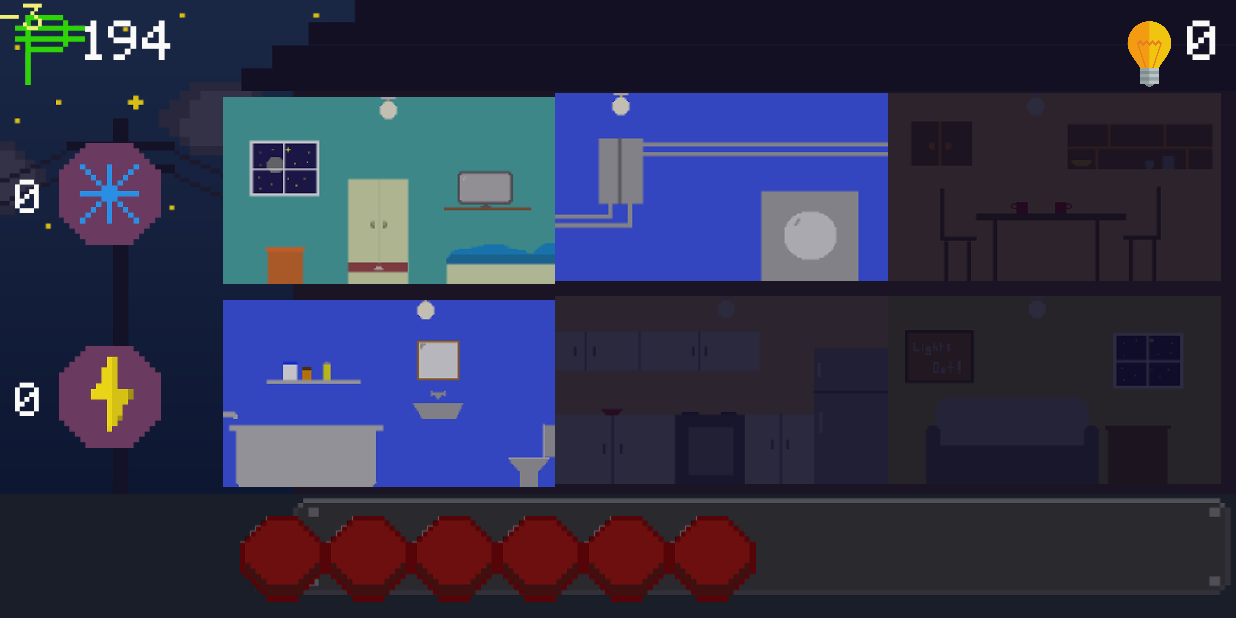
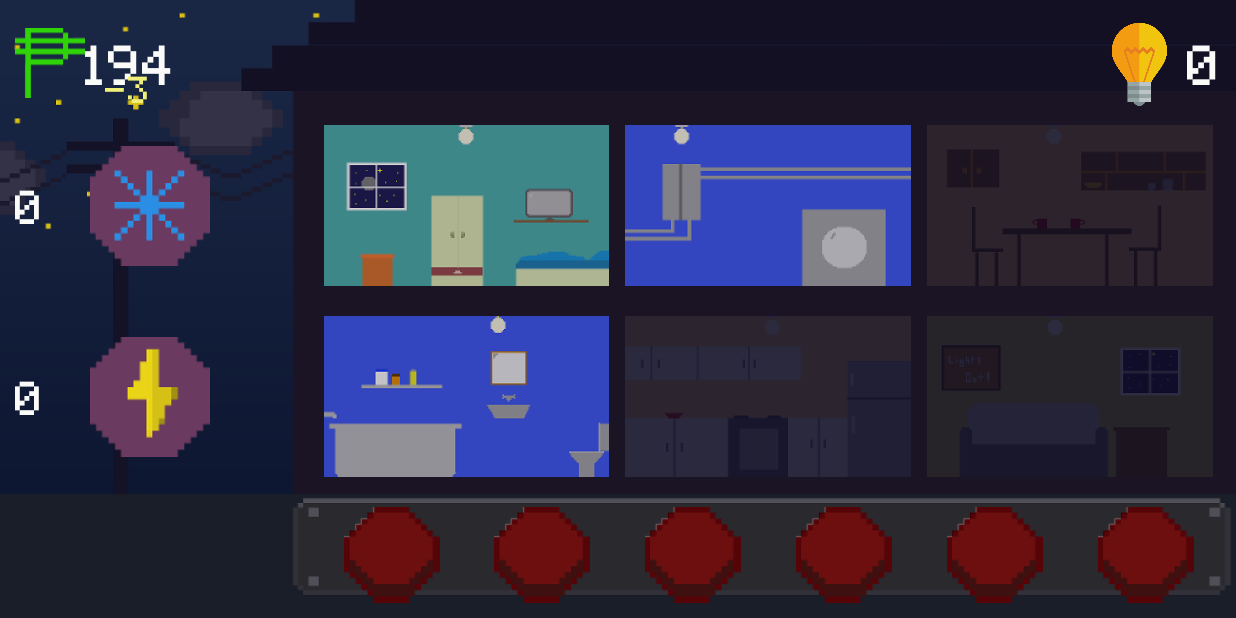
Before and after one commit to Git-Rekt-M8/LightsOutAndroid, an Android app: the InsanePlayGameActivity screen opened directly, with no data from a screen before it, on a phone screen of 824 x 412 dp (held sideways). Run offline under Robolectric (Android 15) with nearby library versions, the phone set to English and light mode, and no system bars.

Commit message:
responsive in game layouts

```diff
--- a/app/src/main/res/layout/activity_insane_play_game.xml
+++ b/app/src/main/res/layout/activity_insane_play_game.xml
@@ -11,6 +11,7 @@
     <ImageView
         android:layout_width="match_parent"
         android:layout_height="match_parent"
+        android:scaleType="fitXY"
         android:id="@+id/house_design"/>
 
     <!--<ImageView-->
@@ -30,23 +31,25 @@
 
         <LinearLayout
             android:layout_width="match_parent"
-            android:layout_height="wrap_content"
+            android:layout_height="0dp"
             android:layout_weight="1"
             android:orientation="horizontal">
 
             <LinearLayout
-                android:layout_width="wrap_content"
-                android:layout_height="wrap_content"
+                android:layout_width="0dp"
+                android:layout_height="match_parent"
                 android:layout_weight="1">
                 <ImageView
                     android:layout_width="wrap_content"
-                    android:layout_height="wrap_content"
+                    android:layout_height="match_parent"
                     android:id="@+id/iv_money_label"
                     android:src="@drawable/peso_icon"/>
 
                 <TextView
-                    android:layout_width="70dp"
+                    android:layout_width="0dp"
                     android:layout_height="match_parent"
+                    android:layout_weight="1"
+                    android:gravity="center_vertical"
                     android:text="100"
                     android:textColor="#fafaf9"
                     android:textSize="30sp"
@@ -54,19 +57,21 @@
             </LinearLayout>
 
             <LinearLayout
-                android:layout_width="wrap_content"
-                android:layout_height="wrap_content"
-                android:gravity="right"
+                android:layout_width="0dp"
+                android:layout_height="match_parent"
                 android:layout_weight="1">
                 <ImageView
-                    android:layout_width="50dip"
-                    android:layout_height="50dip"
+                    android:layout_width="0dp"
+                    android:layout_height="match_parent"
+                    android:layout_weight="1"
+                    android:scaleType="fitEnd"
                     android:id="@+id/iv_score_label"
                     android:src="@drawable/light_bulb_icon"/>
 
                 <TextView
                     android:layout_width="wrap_content"
                     android:layout_height="match_parent"
+                    android:gravity="center_vertical"
                     android:text="0"
                     android:textColor="#fafaf9"
                     android:textSize="30sp"
@@ -77,54 +82,64 @@
 
         <LinearLayout
             android:layout_width="match_parent"
-            android:layout_height="wrap_content"
-            android:layout_weight="20"
+            android:layout_height="0dp"
+            android:layout_weight="4"
             android:orientation="horizontal">
 
             <LinearLayout
-                android:layout_width="wrap_content"
+                android:layout_width="0dp"
                 android:layout_height="match_parent"
                 android:orientation="vertical"
-                android:layout_weight="8">
+                android:layout_weight="2">
                 <!--POWERUPS-->
                 <LinearLayout
                     android:layout_width="match_parent"
-                    android:layout_height="wrap_content"
-                    android:layout_weight="8"
+                    android:layout_height="0dp"
+                    android:layout_weight="1"
+                    android:weightSum="5"
                     android:gravity="center_vertical">
                     <TextView
-                        android:layout_width="wrap_content"
-                        android:layout_height="wrap_content"
+                        android:layout_width="0dp"
+                        android:layout_height="match_parent"
+                        android:layout_weight="1"
+                        android:gravity="center_vertical"
                         android:text="20"
                         android:textColor="#fafaf9"
                         android:textSize="25sp"
                         android:id="@+id/tv_freeze_count" />
 
                     <ImageView
-                        android:layout_width="wrap_content"
-                        android:layout_height="wrap_content"
-                        android:layout_margin="10dp"
+                        android:layout_width="0dp"
+                        android:layout_height="match_parent"
+                        android:layout_weight="2.5"
+                        android:gravity="center_vertical"
+                        android:padding="10dp"
                         android:id="@+id/iv_freeze_time"
                         android:src="@drawable/freeze_game_btn"/>
                 </LinearLayout>
 
                 <LinearLayout
                     android:layout_width="match_parent"
-                    android:layout_height="wrap_content"
-                    android:layout_weight="8"
+                    android:layout_height="0dp"
+                    android:layout_weight="1"
+                    android:weightSum="5"
                     android:gravity="center_vertical">
                     <TextView
-                        android:layout_width="wrap_content"
-                        android:layout_height="wrap_content"
+                        android:layout_width="0dp"
+                        android:layout_height="match_parent"
+                        android:layout_weight="1"
+                        android:gravity="center_vertical"
                         android:text="20"
                         android:textColor="#fafaf9"
                         android:textSize="25sp"
                         android:id="@+id/tv_brown_out_count" />
 
                     <ImageView
-                        android:layout_width="wrap_content"
-                        android:layout_height="wrap_content"
-                        android:layout_margin="10dp"
+                        android:layout_width="0dp"
+                        android:layout_height="match_parent"
+                        android:layout_weight="2.5"
+                        android:gravity="center_vertical"
+                        android:padding="10dp"
                         android:id="@+id/iv_brown_out"
                         android:src="@drawable/brownout_game_btn" />
                 </LinearLayout>
@@ -132,65 +147,70 @@
             </LinearLayout>
 
             <LinearLayout
-                android:layout_width="wrap_content"
+                android:layout_width="0dp"
                 android:layout_height="match_parent"
-                android:paddingBottom="5dp"
                 android:orientation="vertical"
-                android:layout_weight="20">
+                android:layout_weight="6">
+                <!--android:paddingBottom="5dp"-->
                 <!--ROOMS-->
                 <LinearLayout
                     android:layout_width="match_parent"
-                    android:layout_height="wrap_content"
+                    android:layout_height="0dp"
                     android:layout_weight="1">
                     <ImageView
-                        android:layout_width="wrap_content"
+                        android:layout_width="0dp"
                         android:layout_height="match_parent"
                         android:layout_weight="1"
+                        android:layout_margin="5dp"
                         android:id="@+id/easy_room1"
                         android:src="@drawable/roomplaceholder4" />
 
                     <ImageView
-                        android:layout_width="wrap_content"
+                        android:layout_width="0dp"
                         android:layout_height="match_parent"
                         android:layout_weight="1"
-                        android:scaleType="fitStart"
+                        android:layout_margin="5dp"
+                        android:scaleType="fitCenter"
                         android:id="@+id/easy_room2"
                         android:src="@drawable/roomplaceholder4" />
-
                     <ImageView
-                        android:layout_width="wrap_content"
+                        android:layout_width="0dp"
                         android:layout_height="match_parent"
                         android:layout_weight="1"
-                        android:scaleType="fitStart"
+                        android:layout_margin="5dp"
+                        android:scaleType="fitCenter"
                         android:id="@+id/easy_room3"
                         android:src="@drawable/roomplaceholder4" />
                 </LinearLayout>
 
                 <LinearLayout
                     android:layout_width="match_parent"
-                    android:layout_height="wrap_content"
-                    android:paddingTop="5dp"
+                    android:layout_height="0dp"
                     android:layout_weight="1">
+                    <!--android:paddingTop="5dp"-->
                     <ImageView
-                        android:layout_width="wrap_content"
+                        android:layout_width="0dp"
                         android:layout_height="match_parent"
                         android:layout_weight="1"
+                        android:layout_margin="5dp"
                         android:id="@+id/easy_room4"
                         android:src="@drawable/roomplaceholder4" />
 
                     <ImageView
-                        android:layout_width="wrap_content"
+                        android:layout_width="0dp"
                         android:layout_height="match_parent"
                         android:layout_weight="1"
-                        android:scaleType="fitStart"
+                        android:layout_margin="5dp"
+                        android:scaleType="fitCenter"
                         android:id="@+id/easy_room5"
                         android:src="@drawable/roomplaceholder4" />
 
                     <ImageView
-                        android:layout_width="wrap_content"
+                        android:layout_width="0dp"
                         android:layout_height="match_parent"
                         android:layout_weight="1"
-                        android:scaleType="fitStart"
+                        android:layout_margin="5dp"
+                        android:scaleType="fitCenter"
                         android:id="@+id/easy_room6"
                         android:src="@drawable/roomplaceholder4" />
 
@@ -201,40 +221,47 @@
 
         <LinearLayout
             android:layout_width="match_parent"
-            android:layout_height="wrap_content"
+            android:layout_height="0dp"
             android:layout_weight="1"
+            android:gravity="right"
+            android:weightSum="8"
             android:layout_marginTop="10dp"
-            android:layout_marginLeft="150dp"
             android:orientation="horizontal">
             <!-- BUTTONS -->
             <ImageView
-                android:layout_width="wrap_content"
+                android:layout_width="0dp"
                 android:layout_height="match_parent"
+                android:layout_weight="1"
                 android:id="@+id/easy_button1"
                 android:src="@drawable/switchoff" />
             <ImageView
-                android:layout_width="wrap_content"
+                android:layout_width="0dp"
                 android:layout_height="match_parent"
+                android:layout_weight="1"
                 android:id="@+id/easy_button2"
                 android:src="@drawable/switchoff" />
             <ImageView
-                android:layout_width="wrap_content"
+                android:layout_width="0dp"
                 android:layout_height="match_parent"
+                android:layout_weight="1"
                 android:id="@+id/easy_button3"
                 android:src="@drawable/switchoff" />
             <ImageView
-                android:layout_width="wrap_content"
+                android:layout_width="0dp"
                 android:layout_height="match_parent"
+                android:layout_weight="1"
                 android:id="@+id/easy_button4"
                 android:src="@drawable/switchoff" />
             <ImageView
-                android:layout_width="wrap_content"
+                android:layout_width="0dp"
                 android:layout_height="match_parent"
+                android:layout_weight="1"
                 android:id="@+id/easy_button5"
                 android:src="@drawable/switchoff" />
             <ImageView
-                android:layout_width="wrap_content"
+                android:layout_width="0dp"
                 android:layout_height="match_parent"
+                android:layout_weight="1"
                 android:id="@+id/easy_button6"
                 android:src="@drawable/switchoff" />
             <!-- BUTTONS -->
@@ -255,13 +282,22 @@
 
 
     <!--OVERLAYS-->
+    <LinearLayout
+        android:layout_width="match_parent"
+        android:layout_height="match_parent"
+        android:orientation="vertical"
+        android:weightSum="8">
         <TextView
             android:layout_width="wrap_content"
             android:layout_height="wrap_content"
+            android:layout_weight="1"
+            android:paddingLeft="70dp"
+            android:gravity="bottom"
             android:text="-1"
             android:textColor="#f0f079"
             android:textSize="20sp"
             android:id="@+id/tv_deduction" />
+    </LinearLayout>
 
     <ImageView
     android:layout_width="match_parent"
@@ -272,11 +308,11 @@
 
 
 
-    <!--<ImageView-->
-    <!--android:layout_width="match_parent"-->
-    <!--android:layout_height="match_parent"-->
-    <!--android:scaleType="fitCenter"-->
-    <!--android:id="@+id/streak_view"/>-->
+    <ImageView
+    android:layout_width="match_parent"
+    android:layout_height="match_parent"
+    android:scaleType="fitCenter"
+    android:id="@+id/streak_view"/>
     <!--android:src="@drawable/streak5_txt"-->
 
     <!--OVERLAYS-->
```
Also changed, not shown: app/src/main/res/layout/activity_easy_play_game.xml (+83 -54 lines), app/src/main/res/layout/activity_medium_play_game.xml (+89 -54 lines), 107 other files. Lines whose indentation alone changed are shown as unchanged.
